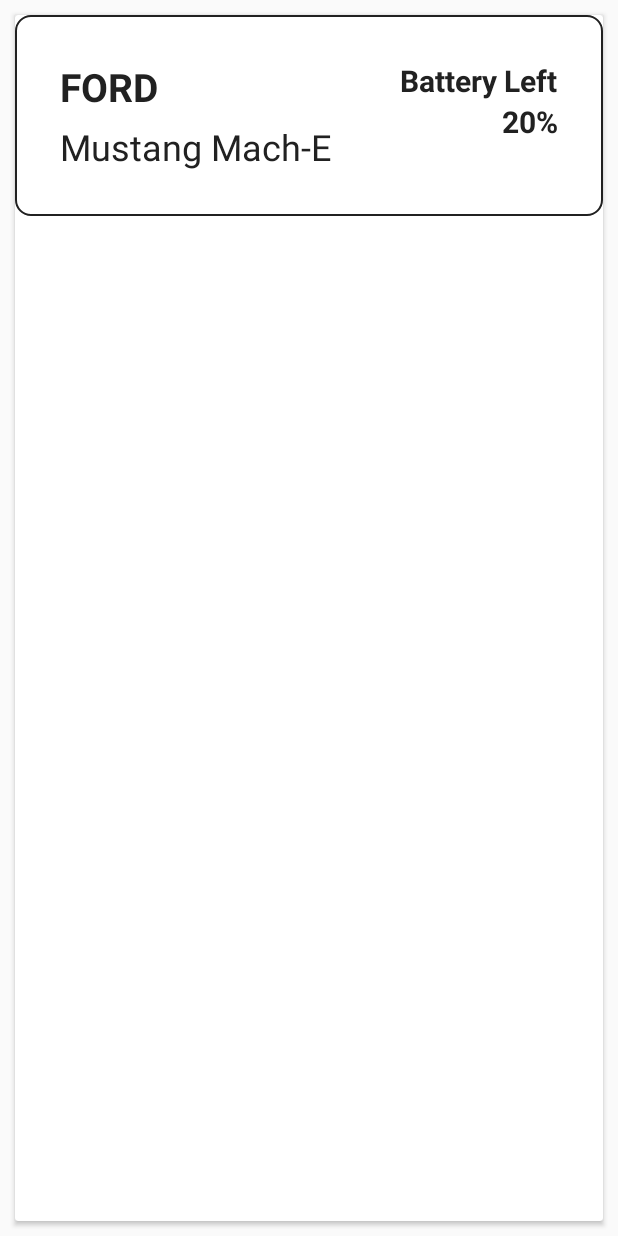
After one commit to CosminCirlea/ElectricTalk, an Android app: the layout row_my_cars.xml on its own in the app's theme, with its tools: preview values and no code run, on a phone screen of 412 x 824 dp. The commit adds this screen. Run offline under Robolectric (Android 15) with nearby library versions, the phone set to English and light mode, and no system bars.

Commit message:
Added cars row

```diff
--- a/app/build.gradle
+++ b/app/build.gradle
@@ -27,4 +27,5 @@ dependencies {
     androidTestImplementation 'androidx.test.ext:junit:1.1.0'
     androidTestImplementation 'androidx.test.espresso:espresso-core:3.1.1'
     implementation 'com.android.support:design:28.0.0'
+    implementation 'com.google.android.material:material:1.0.0'
 }
--- /dev/null
+++ b/app/src/main/res/drawable/border.xml
@@ -0,0 +1,18 @@
+<?xml version="1.0" encoding="utf-8"?>
+
+<shape xmlns:android="http://schemas.android.com/apk/res/android"
+    android:shape="rectangle">
+    <solid android:color="@android:color/transparent"
+        android:paddingLeft="10dp"
+        android:paddingTop="10dp"/>
+    <stroke
+        android:color="#212121"
+        android:width="1dp"/>
+    <corners android:radius="10dp"/>
+    <padding
+        android:left="10dp"
+        android:top="10dp"
+        android:right="10dp"
+        android:bottom="10dp" />
+
+</shape>
--- a/app/src/main/res/layout/activity_home.xml
+++ b/app/src/main/res/layout/activity_home.xml
@@ -21,10 +21,10 @@
             android:id="@+id/navigation"
             android:layout_width="match_parent"
             android:layout_height="wrap_content"
-            android:background="@color/colorGray"
+            android:background="@color/toolbarColor"
             android:layout_alignParentBottom="true"
-            app:itemIconTint="@android:color/holo_red_dark"
-            app:itemTextColor="@android:color/black"
+            app:itemIconTint="@color/colorText"
+            app:itemTextColor="@color/colorText"
             app:menu="@menu/navigation"/>
     </RelativeLayout>
 </androidx.constraintlayout.widget.ConstraintLayout>
--- /dev/null
+++ b/app/src/main/res/layout/row_my_cars.xml
@@ -0,0 +1,71 @@
+<?xml version="1.0" encoding="utf-8"?>
+<androidx.cardview.widget.CardView xmlns:android="http://schemas.android.com/apk/res/android"
+    android:layout_width="match_parent"
+    android:layout_height="match_parent"
+    android:orientation="vertical"
+    android:layout_margin="10dp">
+
+    <RelativeLayout
+        android:layout_width="match_parent"
+        android:layout_height="wrap_content"
+        android:background="@drawable/border"
+        >
+
+        <TextView
+        android:id="@+id/tv_batteryLeft"
+        android:layout_width="wrap_content"
+        android:layout_height="wrap_content"
+        android:textSize="20sp"
+        android:layout_alignParentEnd="true"
+        android:textStyle="bold"
+        android:layout_marginTop="20dp"
+        android:layout_marginEnd="20dp"
+        android:text="Battery Left"
+        android:textColor="@color/colorText"
+        />
+
+        <TextView
+            android:id="@+id/tv_procent"
+            android:layout_width="wrap_content"
+            android:layout_height="wrap_content"
+            android:textSize="20sp"
+            android:layout_alignParentEnd="true"
+            android:textStyle="bold"
+            android:layout_marginEnd="20dp"
+            android:layout_below="@+id/tv_batteryLeft"
+            android:text="20%"
+            android:textColor="@color/colorText"
+            />
+
+        <TextView
+            android:id="@+id/tv_company"
+            android:layout_width="wrap_content"
+            android:layout_height="wrap_content"
+            android:textSize="26sp"
+            android:textStyle="bold"
+            android:layout_marginTop="20dp"
+            android:layout_marginStart="20dp"
+            android:layout_alignParentStart="true"
+            android:text="FORD"
+            android:textColor="@color/colorText"
+            />
+
+        <TextView
+            android:id="@+id/tv_model"
+            android:layout_width="wrap_content"
+            android:layout_height="wrap_content"
+            android:textSize="24sp"
+            android:layout_marginTop="6dp"
+            android:layout_marginStart="20dp"
+            android:layout_alignParentStart="true"
+            android:text= "Mustang Mach-E"
+            android:layout_below="@+id/tv_company"
+            android:textColor="@color/colorText"
+            android:layout_marginBottom="20dp"
+            />
+
+
+
+    </RelativeLayout>
+
+</androidx.cardview.widget.CardView>
--- a/app/src/main/res/values/colors.xml
+++ b/app/src/main/res/values/colors.xml
@@ -6,6 +6,5 @@
     <color name="colorText">#212121</color>
     <color name="colorButton">#212121</color>
     <color name="colorGray">#9EB5D2</color>
-    <color name="colorButton">#9EB5D2</color>
-    <color name="toolbarColor">@color/colorAccent</color>
+    <color name="toolbarColor">#DBD9D9</color>
 </resources>
--- a/app/src/main/res/values/styles.xml
+++ b/app/src/main/res/values/styles.xml
@@ -5,7 +5,7 @@
         <!-- Customize your theme here. -->
         <item name="colorPrimary">@color/colorPrimary</item>
         <item name="colorPrimaryDark">@color/colorPrimaryDark</item>
-        <item name="colorAccent">@color/colorAccent</item>
+        <item name="colorAccent">@color/toolbarColor</item>
     </style>
 
 </resources>
```
Also changed, not shown: app/src/main/res/layout/fragment_cars.xml (+11 -6 lines), app/src/main/res/menu/navigation.xml (+7 -7 lines).
